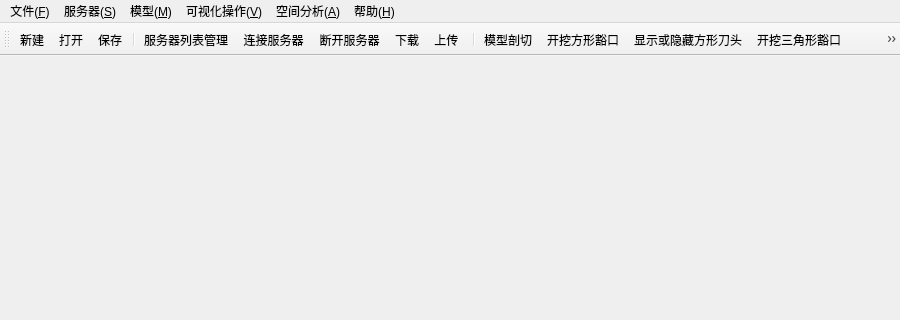
Above: src/MainWindow.ui from gongweixue/GVSClient before the change; both pictures show x 0 to 900 and y 0 to 320 of the 900 by 600 pixel window. Below: the same form after it.
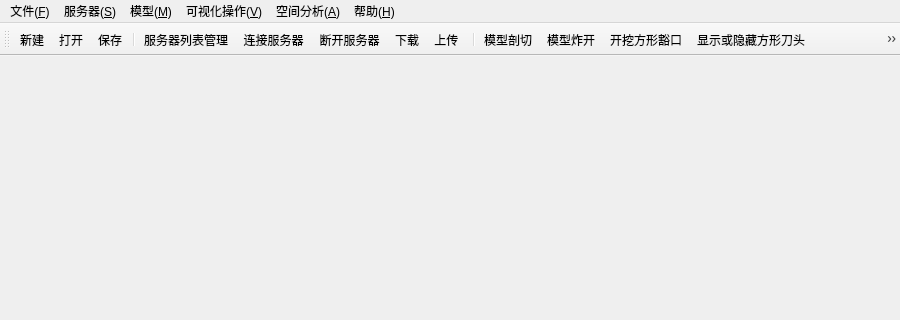
That is the form after the change. Icons and pictures are not drawn.

Commit message: add feature to render the original models

```diff
--- a/src/MainWindow.ui
+++ b/src/MainWindow.ui
@@ -144,10 +144,12 @@
    <addaction name="actionUpload"/>
    <addaction name="separator"/>
    <addaction name="actionClipModel"/>
+   <addaction name="actionCrossExplode"/>
    <addaction name="actionCubeNotch"/>
    <addaction name="actionShowHideBoxClipper"/>
    <addaction name="actionTriangleNotch"/>
-   <addaction name="actionCrossExplode"/>
+   <addaction name="actionShowHideTriClipper"/>
+   <addaction name="actionRenderOriginal"/>
    <addaction name="actionLabelManage"/>
    <addaction name="separator"/>
    <addaction name="actionLightCtrl"/>
@@ -648,6 +650,24 @@
     <string>显示或隐藏方形刀头</string>
    </property>
   </action>
+  <action name="actionShowHideTriClipper">
+   <property name="icon">
+    <iconset resource="MainWindow.qrc">
+     <normaloff>:/Resources/ToolBar/showHideTriangelClipper.png</normaloff>:/Resources/ToolBar/showHideTriangelClipper.png</iconset>
+   </property>
+   <property name="text">
+    <string>显示或隐藏三角刀头</string>
+   </property>
+  </action>
+  <action name="actionRenderOriginal">
+   <property name="icon">
+    <iconset resource="MainWindow.qrc">
+     <normaloff>:/Resources/ToolBar/renderOriginal.png</normaloff>:/Resources/ToolBar/renderOriginal.png</iconset>
+   </property>
+   <property name="text">
+    <string>显示原始模型</string>
+   </property>
+  </action>
  </widget>
  <layoutdefault spacing="6" margin="11"/>
  <resources>
```
Left out of the diff: 4 changed lines with no effect on the pictures. The commit also changes 4 other files.
